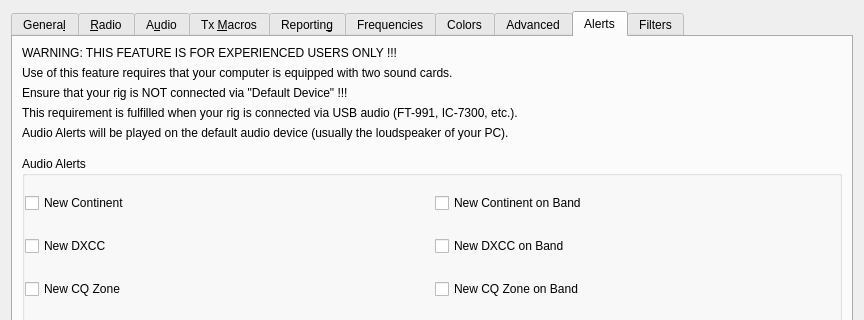
uaro-radio/wsjtx, file Configuration.ui: the form before one commit; both pictures show x 0 to 864 and y 0 to 320 of the 864 by 716 pixel window.
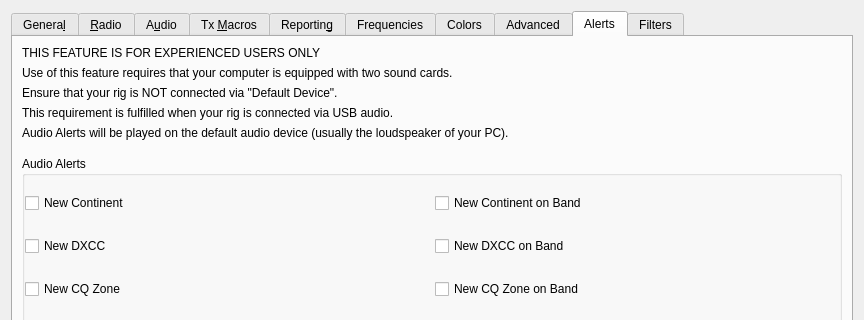
The form after the commit. The open tabs and pages were chosen to show the change. Custom widgets are drawn as their Qt base class.

```diff
--- a/Configuration.ui
+++ b/Configuration.ui
@@ -4092,7 +4092,7 @@
        <item row="0" column="0">
         <widget class="QLabel" name="label_16">
          <property name="text">
-          <string>WARNING: THIS FEATURE IS FOR EXPERIENCED USERS ONLY !!!</string>
+          <string>THIS FEATURE IS FOR EXPERIENCED USERS ONLY</string>
          </property>
         </widget>
        </item>
@@ -4106,7 +4106,7 @@
        <item row="2" column="0">
         <widget class="QLabel" name="label_19">
          <property name="text">
-          <string>Ensure that your rig is NOT connected via &quot;Default Device&quot; !!!</string>
+          <string>Ensure that your rig is NOT connected via &quot;Default Device&quot;.</string>
          </property>
         </widget>
        </item>
@@ -4334,7 +4334,7 @@
        <item row="3" column="0">
         <widget class="QLabel" name="label_20">
          <property name="text">
-          <string>This requirement is fulfilled when your rig is connected via USB audio (FT-991, IC-7300, etc.).</string>
+          <string>This requirement is fulfilled when your rig is connected via USB audio.</string>
          </property>
         </widget>
        </item>
```
Left out of the diff: 12 changed lines with no effect on the pictures.
